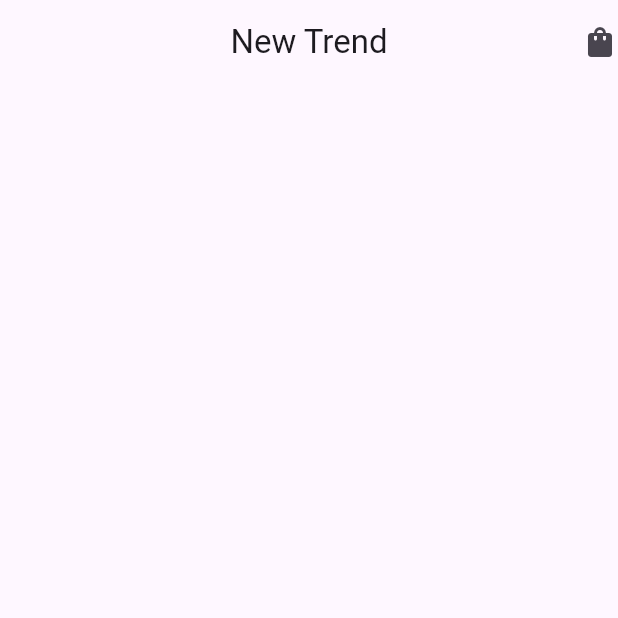
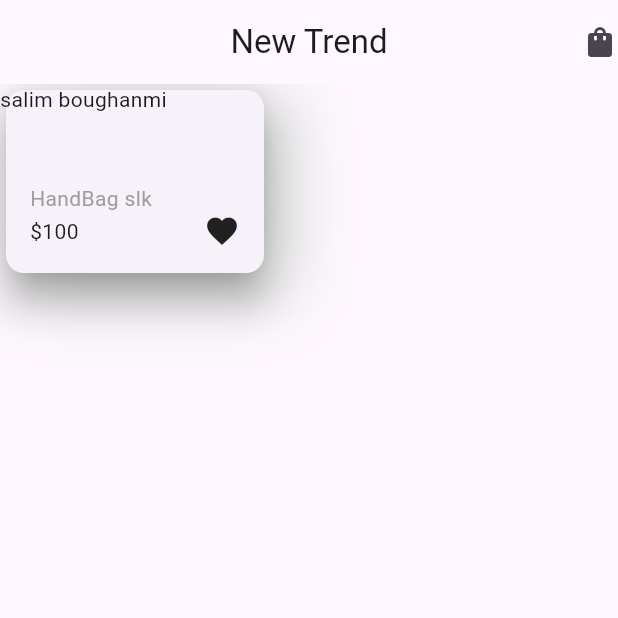
Before and after one commit to Salimboughanmi/store_application, a Flutter app: the screen it shows after launch, on a phone screen of 412 x 824 dp, the top half of it. Run offline on Flutter 3.47's test engine with Material 3 defaults, Android fonts, the phone set to English and light mode, and no system bars.

```diff
--- a/store_application/lib/screens/home_page.dart
+++ b/store_application/lib/screens/home_page.dart
@@ -17,6 +17,51 @@ class _HomePageState extends State<HomePage> {
         elevation: 0,
         centerTitle: true,
       ),
+      body: Stack(
+        //stack mettre les widgets l'un sur l'autre
+        children: [
+          Container(
+            height: 130,
+            width: 180,
+            decoration: BoxDecoration(boxShadow: [
+              BoxShadow(
+                blurRadius: 40,
+                color: const Color.fromARGB(255, 196, 204, 196),
+                spreadRadius: 0,
+                offset: Offset(10, 10),
+              ),
+            ]),
+            child: const Card(
+              elevation: 10,
+              child: Padding(
+                padding: EdgeInsets.symmetric(horizontal: 16, vertical: 16),
+                child: Column(
+                  mainAxisAlignment: MainAxisAlignment.end,
+                  crossAxisAlignment: CrossAxisAlignment.start,
+                  children: [
+                    Text(
+                      "HandBag slk",
+                      style: TextStyle(color: Colors.grey),
+                    ),
+                    Row(
+                      mainAxisAlignment: MainAxisAlignment.spaceBetween,
+                      children: [
+                        Text(
+                          r"$100",
+                        ),
+                        Icon(Icons.favorite)
+                      ],
+                    )
+                  ],
+                ),
+              ),
+            ),
+          ),
+          Container(
+            child: Text("salim boughanmi"),
+          )
+        ],
+      ),
     );
   }
 }
```
